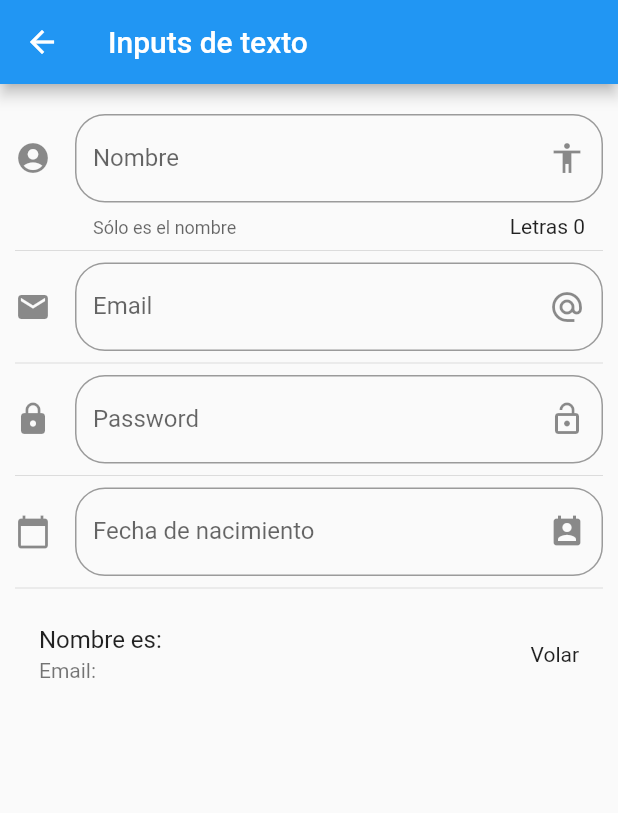
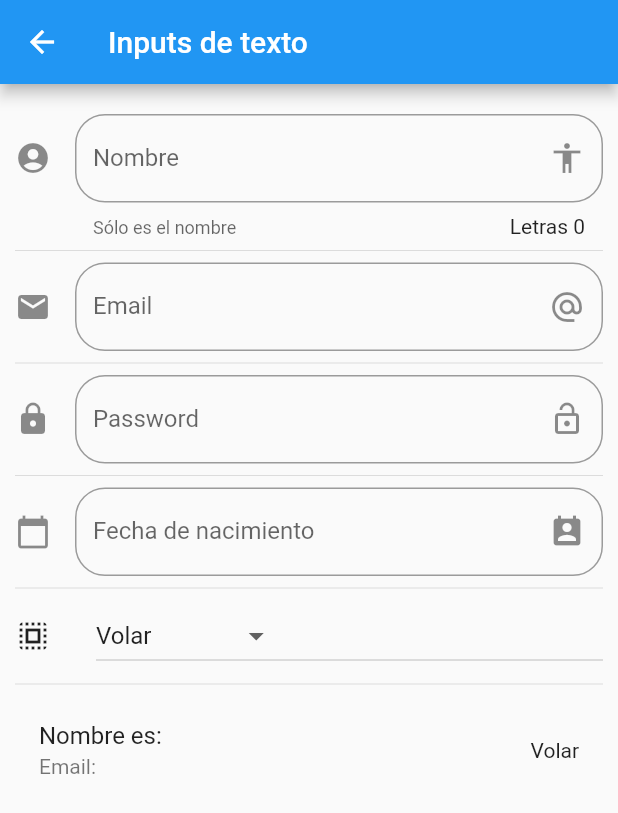
Before and after one commit to adrivegas/Componentes-de-Flutter, a Flutter app: the InputPage screen opened by its route, on a phone screen of 412 x 824 dp. Shown: the top 813 px of the screen. Run offline on Flutter 3.47's test engine with Material 2 defaults, Android fonts, the phone set to English and light mode, and no system bars.

Commit message:
Dropdown y DropdownMenuItem

```diff
--- a/lib/src/pages/input_page.dart
+++ b/lib/src/pages/input_page.dart
@@ -12,7 +12,7 @@ class _InputPageState extends State<InputPage> {
 
   String _opcionSeleccionada = 'Volar';
 
-  // List<String> _poderes = ['Volar', 'Rayos X', 'Super Aliento', 'Super Fuerza'];
+  List<String> _poderes = ['Volar', 'Rayos X', 'Super Aliento', 'Super Fuerza'];
 
   TextEditingController _inputFieldDateController = new TextEditingController();
 
@@ -33,8 +33,8 @@ class _InputPageState extends State<InputPage> {
           Divider(),
           _crearFecha(context),
           Divider(),
-          // _crearDropdown(),
-          // Divider(),
+          _crearDropdown(),
+          Divider(),
           _crearPersona()
         ],
       ),
@@ -124,45 +124,38 @@ class _InputPageState extends State<InputPage> {
     }
   }
 
-  // List<DropdownMenuItem<String>> getOpcionesDropdown() {
+  List<DropdownMenuItem<String>> getOpcionesDropdown() {
+    List<DropdownMenuItem<String>> lista = [];
 
-  //   List<DropdownMenuItem<String>> lista = new List();
+    _poderes.forEach((poder) {
+      lista.add(DropdownMenuItem(
+        child: Text(poder),
+        value: poder,
+      ));
+    });
 
-  //   _poderes.forEach( (poder){
+    return lista;
+  }
 
-  //     lista.add( DropdownMenuItem(
-  //       child: Text(poder),
-  //       value: poder,
-  //     ));
-
-  //   });
-
-  //   return lista;
-
-  // }
-
-  // Widget _crearDropdown() {
-
-  //   return Row(
-  //     children: <Widget>[
-  //       Icon(Icons.select_all),
-  //       SizedBox(width: 30.0),
-  //       Expanded(
-  //         child: DropdownButton(
-  //           value: _opcionSeleccionada,
-  //           items: getOpcionesDropdown(),
-  //           onChanged: (opt) {
-  //             setState(() {
-  //               _opcionSeleccionada = opt;
-  //             });
-  //           },
-  //         ),
-  //       )
-
-  //     ],
-  //   );
-
-  // }
+  Widget _crearDropdown() {
+    return Row(
+      children: <Widget>[
+        Icon(Icons.select_all),
+        SizedBox(width: 30.0),
+        Expanded(
+          child: DropdownButton(
+            value: _opcionSeleccionada,
+            items: getOpcionesDropdown(),
+            onChanged: (opt) {
+              setState(() {
+                _opcionSeleccionada = opt.toString();
+              });
+            },
+          ),
+        )
+      ],
+    );
+  }
 
   Widget _crearPersona() {
     return ListTile(
```
